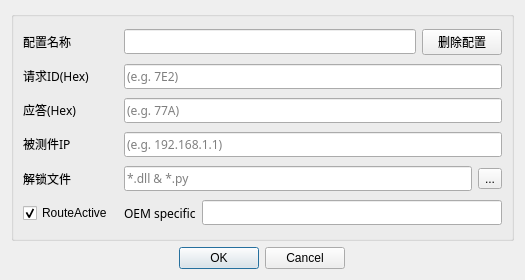
Old version of the form app/ui/DoIPConfigUI.ui in the repository YEZZESDXHN/DoIP_Client.
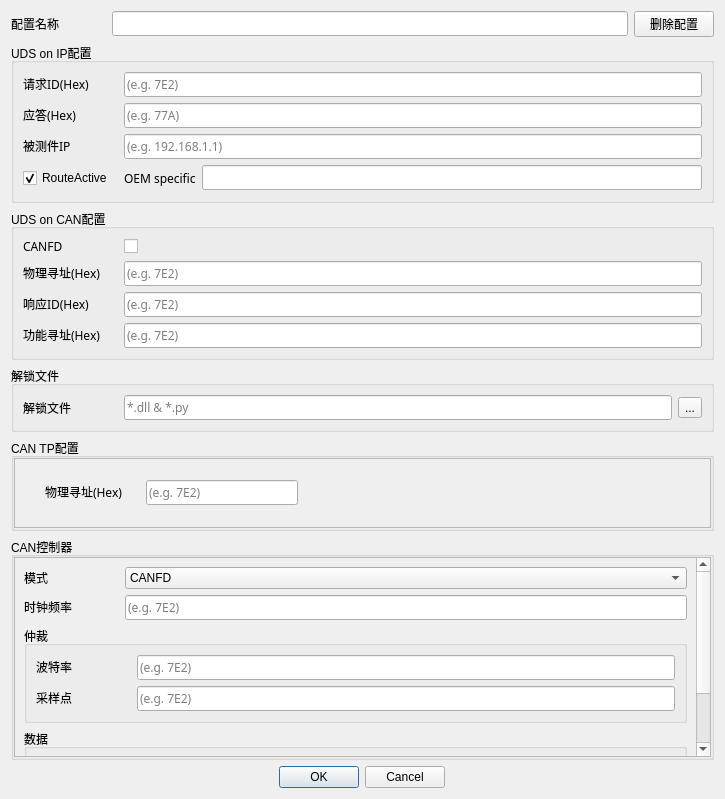
New version of the form.

Patch:
```diff
--- a/app/ui/DoIPConfigUI.ui
+++ b/app/ui/DoIPConfigUI.ui
@@ -6,26 +6,81 @@
    <rect>
     <x>0</x>
     <y>0</y>
-    <width>525</width>
-    <height>280</height>
+    <width>725</width>
+    <height>793</height>
    </rect>
   </property>
   <property name="minimumSize">
    <size>
-    <width>525</width>
-    <height>280</height>
+    <width>500</width>
+    <height>0</height>
    </size>
   </property>
   <property name="maximumSize">
    <size>
-    <width>525</width>
-    <height>280</height>
+    <width>1000</width>
+    <height>1000</height>
    </size>
   </property>
   <property name="windowTitle">
    <string>Dialog</string>
   </property>
-  <layout class="QVBoxLayout" name="verticalLayout_2" stretch="1,0">
+  <layout class="QVBoxLayout" name="verticalLayout_9" stretch="0,0,0,0,0,1,0">
+   <item>
+    <layout class="QHBoxLayout" name="horizontalLayout_4" stretch="0,3,0">
+     <item>
+      <widget class="QLabel" name="label_ConfigName">
+       <property name="minimumSize">
+        <size>
+         <width>95</width>
+         <height>0</height>
+        </size>
+       </property>
+       <property name="maximumSize">
+        <size>
+         <width>95</width>
+         <height>16777215</height>
+        </size>
+       </property>
+       <property name="font">
+        <font>
+         <family>微软雅黑</family>
+        </font>
+       </property>
+       <property name="text">
+        <string>配置名称</string>
+       </property>
+      </widget>
+     </item>
+     <item>
+      <widget class="QLineEdit" name="lineEdit_ConfigName">
+       <property name="font">
+        <font>
+         <family>微软雅黑</family>
+        </font>
+       </property>
+      </widget>
+     </item>
+     <item>
+      <widget class="QPushButton" name="pushButton_delete">
+       <property name="sizePolicy">
+        <sizepolicy hsizetype="Fixed" vsizetype="Fixed">
+         <horstretch>0</horstretch>
+         <verstretch>0</verstretch>
+        </sizepolicy>
+       </property>
+       <property name="font">
+        <font>
+         <family>微软雅黑</family>
+        </font>
+       </property>
+       <property name="text">
+        <string>删除配置</string>
+       </property>
+      </widget>
+     </item>
+    </layout>
+   </item>
    <item>
     <widget class="QGroupBox" name="groupBox_DoIPConfig">
      <property name="sizePolicy">
@@ -37,7 +92,7 @@
      <property name="minimumSize">
       <size>
        <width>500</width>
-       <height>120</height>
+       <height>0</height>
       </size>
      </property>
      <property name="maximumSize">
@@ -47,66 +102,14 @@
       </size>
      </property>
      <property name="title">
-      <string/>
+      <string>UDS on IP配置</string>
      </property>
      <layout class="QHBoxLayout" name="horizontalLayout_9">
       <item>
        <layout class="QVBoxLayout" name="verticalLayout">
-        <item>
-         <layout class="QHBoxLayout" name="horizontalLayout_4" stretch="0,3,0">
-          <item>
-           <widget class="QLabel" name="label_ConfigName">
-            <property name="minimumSize">
-             <size>
-              <width>95</width>
-              <height>0</height>
-             </size>
-            </property>
-            <property name="maximumSize">
-             <size>
-              <width>95</width>
-              <height>16777215</height>
-             </size>
-            </property>
-            <property name="font">
-             <font>
-              <family>微软雅黑</family>
-             </font>
-            </property>
-            <property name="text">
-             <string>配置名称</string>
-            </property>
-           </widget>
-          </item>
-          <item>
-           <widget class="QLineEdit" name="lineEdit_ConfigName">
-            <property name="font">
-             <font>
-              <family>微软雅黑</family>
-             </font>
-            </property>
-           </widget>
-          </item>
-          <item>
-           <widget class="QPushButton" name="pushButton_delete">
-            <property name="sizePolicy">
-             <sizepolicy hsizetype="Fixed" vsizetype="Fixed">
-              <horstretch>0</horstretch>
-              <verstretch>0</verstretch>
-             </sizepolicy>
-            </property>
-            <property name="font">
-             <font>
-              <family>微软雅黑</family>
-             </font>
-            </property>
-            <property name="text">
-             <string>删除配置</string>
-            </property>
-           </widget>
-          </item>
-         </layout>
-        </item>
+        <property name="sizeConstraint">
+         <enum>QLayout::SizeConstraint::SetMinimumSize</enum>
+        </property>
         <item>
          <layout class="QHBoxLayout" name="horizontalLayout_3" stretch="0,0">
           <item>
@@ -263,53 +266,6 @@
           </item>
          </layout>
         </item>
-        <item>
-         <layout class="QHBoxLayout" name="horizontalLayout_8" stretch="0,0,0">
-          <item>
-           <widget class="QLabel" name="label_4">
-            <property name="minimumSize">
-             <size>
-              <width>95</width>
-              <height>0</height>
-             </size>
-            </property>
-            <property name="maximumSize">
-             <size>
-              <width>95</width>
-              <height>16777215</height>
-             </size>
-            </property>
-            <property name="font">
-             <font>
-              <family>微软雅黑</family>
-             </font>
-            </property>
-            <property name="text">
-             <string>解锁文件</string>
-            </property>
-           </widget>
-          </item>
-          <item>
-           <widget class="QLineEdit" name="lineEdit_GenerateKeyExOptPath">
-            <property name="font">
-             <font>
-              <family>微软雅黑</family>
-             </font>
-            </property>
-            <property name="placeholderText">
-             <string>*.dll &amp; *.py</string>
-            </property>
-           </widget>
-          </item>
-          <item>
-           <widget class="QToolButton" name="toolButton_GenerateKeyExOptPath">
-            <property name="text">
-             <string>...</string>
-            </property>
-           </widget>
-          </item>
-         </layout>
-        </item>
         <item>
          <layout class="QHBoxLayout" name="horizontalLayout_5">
           <item>
@@ -388,6 +344,860 @@
      </layout>
     </widget>
    </item>
+   <item>
+    <widget class="QGroupBox" name="groupBox_UDSonCANConfig">
+     <property name="minimumSize">
+      <size>
+       <width>0</width>
+       <height>0</height>
+      </size>
+     </property>
+     <property name="title">
+      <string>UDS on CAN配置</string>
+     </property>
+     <layout class="QVBoxLayout" name="verticalLayout_2">
+      <property name="sizeConstraint">
+       <enum>QLayout::SizeConstraint::SetMinimumSize</enum>
+      </property>
+      <item>
+       <layout class="QHBoxLayout" name="horizontalLayout_21">
+        <item>
+         <widget class="QLabel" name="label_17">
+          <property name="sizePolicy">
+           <sizepolicy hsizetype="Fixed" vsizetype="Fixed">
+            <horstretch>0</horstretch>
+            <verstretch>0</verstretch>
+           </sizepolicy>
+          </property>
+          <property name="minimumSize">
+           <size>
+            <width>95</width>
+            <height>0</height>
+           </size>
+          </property>
+          <property name="maximumSize">
+           <size>
+            <width>95</width>
+            <height>16777215</height>
+           </size>
+          </property>
+          <property name="sizeIncrement">
+           <size>
+            <width>0</width>
+            <height>0</height>
+           </size>
+          </property>
+          <property name="font">
+           <font>
+            <family>微软雅黑</family>
+           </font>
+          </property>
+          <property name="text">
+           <string>CANFD</string>
+          </property>
+         </widget>
+        </item>
+        <item>
+         <widget class="QCheckBox" name="checkBox_IsFD">
+          <property name="sizePolicy">
+           <sizepolicy hsizetype="Expanding" vsizetype="Fixed">
+            <horstretch>0</horstretch>
+            <verstretch>0</verstretch>
+           </sizepolicy>
+          </property>
+          <property name="text">
+           <string/>
+          </property>
+         </widget>
+        </item>
+       </layout>
+      </item>
+      <item>
+       <layout class="QHBoxLayout" name="horizontalLayout_10" stretch="0,0">
+        <item>
+         <widget class="QLabel" name="label_5">
+          <property name="sizePolicy">
+           <sizepolicy hsizetype="Fixed" vsizetype="Fixed">
+            <horstretch>0</horstretch>
+            <verstretch>0</verstretch>
+           </sizepolicy>
+          </property>
+          <property name="minimumSize">
+           <size>
+            <width>95</width>
+            <height>0</height>
+           </size>
+          </property>
+          <property name="maximumSize">
+           <size>
+            <width>95</width>
+            <height>16777215</height>
+           </size>
+          </property>
+          <property name="sizeIncrement">
+           <size>
+            <width>0</width>
+            <height>0</height>
+           </size>
+          </property>
+          <property name="font">
+           <font>
+            <family>微软雅黑</family>
+           </font>
+          </property>
+          <property name="text">
+           <string>物理寻址(Hex)</string>
+          </property>
+         </widget>
+        </item>
+        <item>
+         <widget class="QLineEdit" name="lineEdit_CANReqID">
+          <property name="minimumSize">
+           <size>
+            <width>120</width>
+            <height>0</height>
+           </size>
+          </property>
+          <property name="font">
+           <font>
+            <family>微软雅黑</family>
+           </font>
+          </property>
+          <property name="placeholderText">
+           <string>(e.g. 7E2)</string>
+          </property>
+         </widget>
+        </item>
+       </layout>
+      </item>
+      <item>
+       <layout class="QHBoxLayout" name="horizontalLayout_11" stretch="0,0">
+        <item>
+         <widget class="QLabel" name="label_7">
+          <property name="sizePolicy">
+           <sizepolicy hsizetype="Fixed" vsizetype="Fixed">
+            <horstretch>0</horstretch>
+            <verstretch>0</verstretch>
+           </sizepolicy>
+          </property>
+          <property name="minimumSize">
+           <size>
+            <width>95</width>
+            <height>0</height>
+           </size>
+          </property>
+          <property name="maximumSize">
+           <size>
+            <width>95</width>
+            <height>16777215</height>
+           </size>
+          </property>
+          <property name="sizeIncrement">
+           <size>
+            <width>0</width>
+            <height>0</height>
+           </size>
+          </property>
+          <property name="font">
+           <font>
+            <family>微软雅黑</family>
+           </font>
+          </property>
+          <property name="text">
+           <string>响应ID(Hex)</string>
+          </property>
+         </widget>
+        </item>
+        <item>
+         <widget class="QLineEdit" name="lineEdit_CANRespID">
+          <property name="minimumSize">
+           <size>
+            <width>120</width>
+            <height>0</height>
+           </size>
+          </property>
+          <property name="font">
+           <font>
+            <family>微软雅黑</family>
+           </font>
+          </property>
+          <property name="placeholderText">
+           <string>(e.g. 7E2)</string>
+          </property>
+         </widget>
+        </item>
+       </layout>
+      </item>
+      <item>
+       <layout class="QHBoxLayout" name="horizontalLayout_12" stretch="0,0">
+        <item>
+         <widget class="QLabel" name="label_8">
+          <property name="sizePolicy">
+           <sizepolicy hsizetype="Fixed" vsizetype="Fixed">
+            <horstretch>0</horstretch>
+            <verstretch>0</verstretch>
+           </sizepolicy>
+          </property>
+          <property name="minimumSize">
+           <size>
+            <width>95</width>
+            <height>0</height>
+           </size>
+          </property>
+          <property name="maximumSize">
+           <size>
+            <width>95</width>
+            <height>16777215</height>
+           </size>
+          </property>
+          <property name="sizeIncrement">
+           <size>
+            <width>0</width>
+            <height>0</height>
+           </size>
+          </property>
+          <property name="font">
+           <font>
+            <family>微软雅黑</family>
+           </font>
+          </property>
+          <property name="text">
+           <string>功能寻址(Hex)</string>
+          </property>
+         </widget>
+        </item>
+        <item>
+         <widget class="QLineEdit" name="lineEdit_CANFunID">
+          <property name="minimumSize">
+           <size>
+            <width>120</width>
+            <height>0</height>
+           </size>
+          </property>
+          <property name="font">
+           <font>
+            <family>微软雅黑</family>
+           </font>
+          </property>
+          <property name="placeholderText">
+           <string>(e.g. 7E2)</string>
+          </property>
+         </widget>
+        </item>
+       </layout>
+      </item>
+     </layout>
+    </widget>
+   </item>
+   <item>
+    <widget class="QGroupBox" name="groupBox_Security">
+     <property name="title">
+      <string>解锁文件</string>
+     </property>
+     <layout class="QVBoxLayout" name="verticalLayout_3">
+      <item>
+       <layout class="QHBoxLayout" name="horizontalLayout_8" stretch="0,0,0">
+        <item>
+         <widget class="QLabel" name="label_4">
+          <property name="minimumSize">
+           <size>
+            <width>95</width>
+            <height>0</height>
+           </size>
+          </property>
+          <property name="maximumSize">
+           <size>
+            <width>95</width>
+            <height>16777215</height>
+           </size>
+          </property>
+          <property name="font">
+           <font>
+            <family>微软雅黑</family>
+           </font>
+          </property>
+          <property name="text">
+           <string>解锁文件</string>
+          </property>
+         </widget>
+        </item>
+        <item>
+         <widget class="QLineEdit" name="lineEdit_GenerateKeyExOptPath">
+          <property name="font">
+           <font>
+            <family>微软雅黑</family>
+           </font>
+          </property>
+          <property name="placeholderText">
+           <string>*.dll &amp; *.py</string>
+          </property>
+         </widget>
+        </item>
+        <item>
+         <widget class="QToolButton" name="toolButton_GenerateKeyExOptPath">
+          <property name="text">
+           <string>...</string>
+          </property>
+         </widget>
+        </item>
+       </layout>
+      </item>
+      <item>
+       <spacer name="verticalSpacer_2">
+        <property name="orientation">
+         <enum>Qt::Orientation::Vertical</enum>
+        </property>
+        <property name="sizeHint" stdset="0">
+         <size>
+          <width>20</width>
+          <height>0</height>
+         </size>
+        </property>
+       </spacer>
+      </item>
+     </layout>
+    </widget>
+   </item>
+   <item>
+    <widget class="QGroupBox" name="groupBox_CANTPConfig">
+     <property name="title">
+      <string>CAN TP配置</string>
+     </property>
+     <layout class="QVBoxLayout" name="verticalLayout_5">
+      <property name="spacing">
+       <number>0</number>
+      </property>
+      <property name="leftMargin">
+       <number>0</number>
+      </property>
+      <property name="topMargin">
+       <number>0</number>
+      </property>
+      <property name="rightMargin">
+       <number>0</number>
+      </property>
+      <property name="bottomMargin">
+       <number>0</number>
+      </property>
+      <item>
+       <widget class="QScrollArea" name="scrollArea">
+        <property name="widgetResizable">
+         <bool>true</bool>
+        </property>
+        <widget class="QWidget" name="scrollAreaWidgetContents">
+         <property name="geometry">
+          <rect>
+           <x>0</x>
+           <y>0</y>
+           <width>699</width>
+           <height>54</height>
+          </rect>
+         </property>
+         <widget class="QWidget" name="">
+          <property name="geometry">
+           <rect>
+            <x>30</x>
+            <y>20</y>
+            <width>253</width>
+            <height>27</height>
+           </rect>
+          </property>
+          <layout class="QHBoxLayout" name="horizontalLayout_14" stretch="0,0">
+           <item>
+            <widget class="QLabel" name="label_10">
+             <property name="sizePolicy">
+              <sizepolicy hsizetype="Fixed" vsizetype="Fixed">
+               <horstretch>0</horstretch>
+               <verstretch>0</verstretch>
+              </sizepolicy>
+             </property>
+             <property name="minimumSize">
+              <size>
+               <width>95</width>
+               <height>0</height>
+              </size>
+             </property>
+             <property name="maximumSize">
+              <size>
+               <width>95</width>
+               <height>16777215</height>
+              </size>
+             </property>
+             <property name="sizeIncrement">
+              <size>
+               <width>0</width>
+               <height>0</height>
+              </size>
+             </property>
+             <property name="font">
+              <font>
+               <family>微软雅黑</family>
+              </font>
+             </property>
+             <property name="text">
+              <string>物理寻址(Hex)</string>
+             </property>
+            </widget>
+           </item>
+           <item>
+            <widget class="QLineEdit" name="lineEdit_CANReqID_3">
+             <property name="minimumSize">
+              <size>
+               <width>120</width>
+               <height>0</height>
+              </size>
+             </property>
+             <property name="font">
+              <font>
+               <family>微软雅黑</family>
+              </font>
+             </property>
+             <property name="placeholderText">
+              <string>(e.g. 7E2)</string>
+             </property>
+            </widget>
+           </item>
+          </layout>
+         </widget>
+        </widget>
+       </widget>
+      </item>
+     </layout>
+    </widget>
+   </item>
+   <item>
+    <widget class="QGroupBox" name="groupBox_CANBusConfig">
+     <property name="minimumSize">
+      <size>
+       <width>0</width>
+       <height>0</height>
+      </size>
+     </property>
+     <property name="title">
+      <string>CAN控制器</string>
+     </property>
+     <layout class="QVBoxLayout" name="verticalLayout_4">
+      <property name="spacing">
+       <number>0</number>
+      </property>
+      <property name="leftMargin">
+       <number>0</number>
+      </property>
+      <property name="topMargin">
+       <number>0</number>
+      </property>
+      <property name="rightMargin">
+       <number>0</number>
+      </property>
+      <property name="bottomMargin">
+       <number>0</number>
+      </property>
+      <item>
+       <widget class="QScrollArea" name="scrollArea_2">
+        <property name="minimumSize">
+         <size>
+          <width>0</width>
+          <height>200</height>
+         </size>
+        </property>
+        <property name="widgetResizable">
+         <bool>true</bool>
+        </property>
+        <widget class="QWidget" name="scrollAreaWidgetContents_2">
+         <property name="geometry">
+          <rect>
+           <x>0</x>
+           <y>0</y>
+           <width>687</width>
+           <height>299</height>
+          </rect>
+         </property>
+         <layout class="QVBoxLayout" name="verticalLayout_6">
+          <item>
+           <layout class="QHBoxLayout" name="horizontalLayout_13" stretch="0,0">
+            <item>
+             <widget class="QLabel" name="label_9">
+              <property name="sizePolicy">
+               <sizepolicy hsizetype="Fixed" vsizetype="Fixed">
+                <horstretch>0</horstretch>
+                <verstretch>0</verstretch>
+               </sizepolicy>
+              </property>
+              <property name="minimumSize">
+               <size>
+                <width>95</width>
+                <height>0</height>
+               </size>
+              </property>
+              <property name="maximumSize">
+               <size>
+                <width>95</width>
+                <height>16777215</height>
+               </size>
+              </property>
+              <property name="sizeIncrement">
+               <size>
+                <width>0</width>
+                <height>0</height>
+               </size>
+              </property>
+              <property name="font">
+               <font>
+                <family>微软雅黑</family>
+               </font>
+              </property>
+              <property name="text">
+               <string>模式</string>
+              </property>
+             </widget>
+            </item>
+            <item>
+             <widget class="QComboBox" name="comboBox_CANControllerMode">
+              <property name="currentIndex">
+               <number>1</number>
+              </property>
+              <item>
+               <property name="text">
+                <string>CAN</string>
+               </property>
+              </item>
+              <item>
+               <property name="text">
+                <string>CANFD</string>
+               </property>
+              </item>
+             </widget>
+            </item>
+           </layout>
+          </item>
+          <item>
+           <layout class="QHBoxLayout" name="horizontalLayout_20" stretch="0,0">
+            <item>
+             <widget class="QLabel" name="label_16">
+              <property name="sizePolicy">
+               <sizepolicy hsizetype="Fixed" vsizetype="Fixed">
+                <horstretch>0</horstretch>
+                <verstretch>0</verstretch>
+               </sizepolicy>
+              </property>
+              <property name="minimumSize">
+               <size>
+                <width>95</width>
+                <height>0</height>
+               </size>
+              </property>
+              <property name="maximumSize">
+               <size>
+                <width>95</width>
+                <height>16777215</height>
+               </size>
+              </property>
+              <property name="sizeIncrement">
+               <size>
+                <width>0</width>
+                <height>0</height>
+               </size>
+              </property>
+              <property name="font">
+               <font>
+                <family>微软雅黑</family>
+               </font>
+              </property>
+              <property name="text">
+               <string>时钟频率</string>
+              </property>
+             </widget>
+            </item>
+            <item>
+             <widget class="QLineEdit" name="lineEdit_CANControllerClockFrequency">
+              <property name="minimumSize">
+               <size>
+                <width>120</width>
+                <height>0</height>
+               </size>
+              </property>
+              <property name="font">
+               <font>
+                <family>微软雅黑</family>
+               </font>
+              </property>
+              <property name="placeholderText">
+               <string>(e.g. 7E2)</string>
+              </property>
+             </widget>
+            </item>
+           </layout>
+          </item>
+          <item>
+           <widget class="QGroupBox" name="groupBox_arbitration">
+            <property name="title">
+             <string>仲裁</string>
+            </property>
+            <layout class="QVBoxLayout" name="verticalLayout_7">
+             <item>
+              <layout class="QHBoxLayout" name="horizontalLayout_15" stretch="0,0">
+               <item>
+                <widget class="QLabel" name="label_11">
+                 <property name="sizePolicy">
+                  <sizepolicy hsizetype="Fixed" vsizetype="Fixed">
+                   <horstretch>0</horstretch>
+                   <verstretch>0</verstretch>
+                  </sizepolicy>
+                 </property>
+                 <property name="minimumSize">
+                  <size>
+                   <width>95</width>
+                   <height>0</height>
+                  </size>
+                 </property>
+                 <property name="maximumSize">
+                  <size>
+                   <width>95</width>
+                   <height>16777215</height>
+                  </size>
+                 </property>
+                 <property name="sizeIncrement">
+                  <size>
+                   <width>0</width>
+                   <height>0</height>
+                  </size>
+                 </property>
+                 <property name="font">
+                  <font>
+                   <family>微软雅黑</family>
+                  </font>
+                 </property>
+                 <property name="text">
+                  <string>波特率</string>
+                 </property>
+                </widget>
+               </item>
+               <item>
+                <widget class="QLineEdit" name="lineEdit_NormalBitrate">
+                 <property name="minimumSize">
+                  <size>
+                   <width>120</width>
+                   <height>0</height>
+                  </size>
+                 </property>
+                 <property name="font">
+                  <font>
+                   <family>微软雅黑</family>
+                  </font>
+                 </property>
+                 <property name="placeholderText">
+                  <string>(e.g. 7E2)</string>
+                 </property>
+                </widget>
+               </item>
+              </layout>
+             </item>
+             <item>
+              <layout class="QHBoxLayout" name="horizontalLayout_16" stretch="0,0">
+               <item>
+                <widget class="QLabel" name="label_12">
+                 <property name="sizePolicy">
+                  <sizepolicy hsizetype="Fixed" vsizetype="Fixed">
+                   <horstretch>0</horstretch>
+                   <verstretch>0</verstretch>
+                  </sizepolicy>
+                 </property>
+                 <property name="minimumSize">
+                  <size>
+                   <width>95</width>
+                   <height>0</height>
+                  </size>
+                 </property>
+                 <property name="maximumSize">
+                  <size>
+                   <width>95</width>
+                   <height>16777215</height>
+                  </size>
+                 </property>
+                 <property name="sizeIncrement">
+                  <size>
+                   <width>0</width>
+                   <height>0</height>
+                  </size>
+                 </property>
+                 <property name="font">
+                  <font>
+                   <family>微软雅黑</family>
+                  </font>
+                 </property>
+                 <property name="text">
+                  <string>采样点</string>
+                 </property>
+                </widget>
+               </item>
+               <item>
+                <widget class="QLineEdit" name="lineEdit_NormalSamplePoint">
+                 <property name="minimumSize">
+                  <size>
+                   <width>120</width>
+                   <height>0</height>
+                  </size>
+                 </property>
+                 <property name="font">
+                  <font>
+                   <family>微软雅黑</family>
+                  </font>
+                 </property>
+                 <property name="placeholderText">
+                  <string>(e.g. 7E2)</string>
+                 </property>
+                </widget>
+               </item>
+              </layout>
+             </item>
+            </layout>
+           </widget>
+          </item>
+          <item>
+           <widget class="QGroupBox" name="groupBox_data">
+            <property name="title">
+             <string>数据</string>
+            </property>
+            <layout class="QVBoxLayout" name="verticalLayout_8">
+             <item>
+              <layout class="QHBoxLayout" name="horizontalLayout_19" stretch="0,0">
+               <item>
+                <widget class="QLabel" name="label_15">
+                 <property name="sizePolicy">
+                  <sizepolicy hsizetype="Fixed" vsizetype="Fixed">
+                   <horstretch>0</horstretch>
+                   <verstretch>0</verstretch>
+                  </sizepolicy>
+                 </property>
+                 <property name="minimumSize">
+                  <size>
+                   <width>95</width>
+                   <height>0</height>
+                  </size>
+                 </property>
+                 <property name="maximumSize">
+                  <size>
+                   <width>95</width>
+                   <height>16777215</height>
+                  </size>
+                 </property>
+                 <property name="sizeIncrement">
+                  <size>
+                   <width>0</width>
+                   <height>0</height>
+                  </size>
+                 </property>
+                 <property name="font">
+                  <font>
+                   <family>微软雅黑</family>
+                  </font>
+                 </property>
+                 <property name="text">
+                  <string>波特率</string>
+                 </property>
+                </widget>
+               </item>
+               <item>
+                <widget class="QLineEdit" name="lineEdit_DataBitrate">
+                 <property name="minimumSize">
+                  <size>
+                   <width>120</width>
+                   <height>0</height>
+                  </size>
+                 </property>
+                 <property name="font">
+                  <font>
+                   <family>微软雅黑</family>
+                  </font>
+                 </property>
+                 <property name="placeholderText">
+                  <string>(e.g. 7E2)</string>
+                 </property>
+                </widget>
+               </item>
+              </layout>
+             </item>
+             <item>
+              <layout class="QHBoxLayout" name="horizontalLayout_18" stretch="0,0">
+               <item>
+                <widget class="QLabel" name="label_14">
+                 <property name="sizePolicy">
+                  <sizepolicy hsizetype="Fixed" vsizetype="Fixed">
+                   <horstretch>0</horstretch>
+                   <verstretch>0</verstretch>
+                  </sizepolicy>
+                 </property>
+                 <property name="minimumSize">
+                  <size>
+                   <width>95</width>
+                   <height>0</height>
+                  </size>
+                 </property>
+                 <property name="maximumSize">
+                  <size>
+                   <width>95</width>
+                   <height>16777215</height>
+                  </size>
+                 </property>
+                 <property name="sizeIncrement">
+                  <size>
+                   <width>0</width>
+                   <height>0</height>
+                  </size>
+                 </property>
+                 <property name="font">
+                  <font>
+                   <family>微软雅黑</family>
+                  </font>
+                 </property>
+                 <property name="text">
+                  <string>采样点</string>
+                 </property>
+                </widget>
+               </item>
+               <item>
+                <widget class="QLineEdit" name="lineEdit_DataSamplePoint">
+                 <property name="minimumSize">
+                  <size>
+                   <width>120</width>
+                   <height>0</height>
+                  </size>
+                 </property>
+                 <property name="font">
+                  <font>
+                   <family>微软雅黑</family>
+                  </font>
+                 </property>
+                 <property name="placeholderText">
+                  <string>(e.g. 7E2)</string>
+                 </property>
+                </widget>
+               </item>
+              </layout>
+             </item>
+            </layout>
+           </widget>
+          </item>
+          <item>
+           <spacer name="verticalSpacer">
+            <property name="orientation">
+             <enum>Qt::Orientation::Vertical</enum>
+            </property>
+            <property name="sizeHint" stdset="0">
+             <size>
+              <width>20</width>
+              <height>0</height>
+             </size>
+            </property>
+           </spacer>
+          </item>
+         </layout>
+        </widget>
+       </widget>
+      </item>
+     </layout>
+    </widget>
+   </item>
    <item>
     <layout class="QHBoxLayout" name="horizontalLayout_7">
      <item>
```
